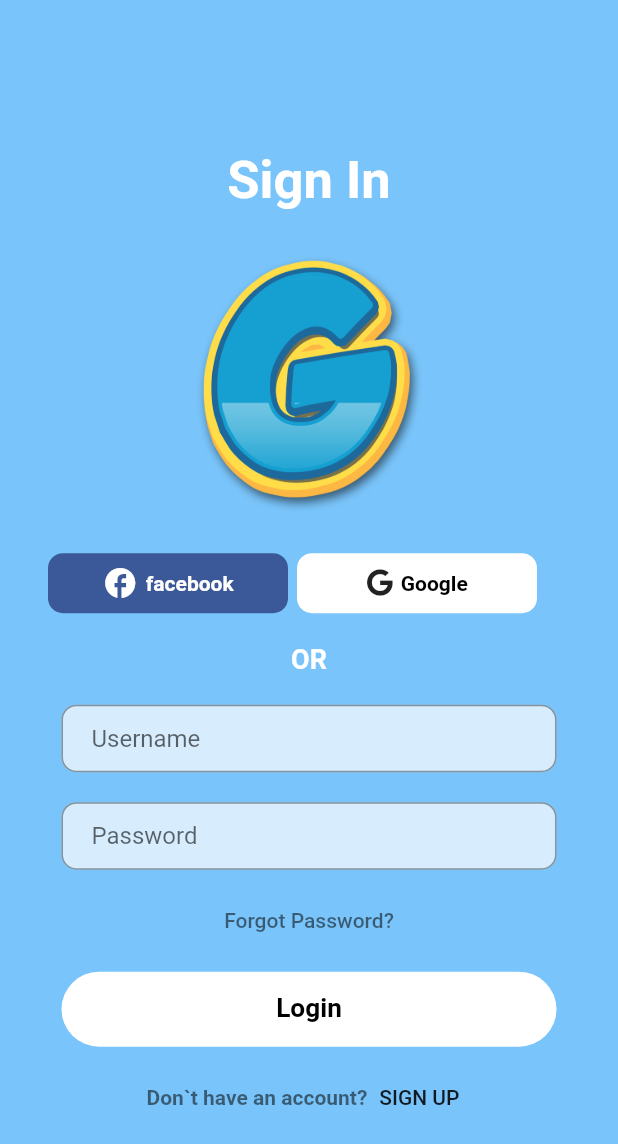
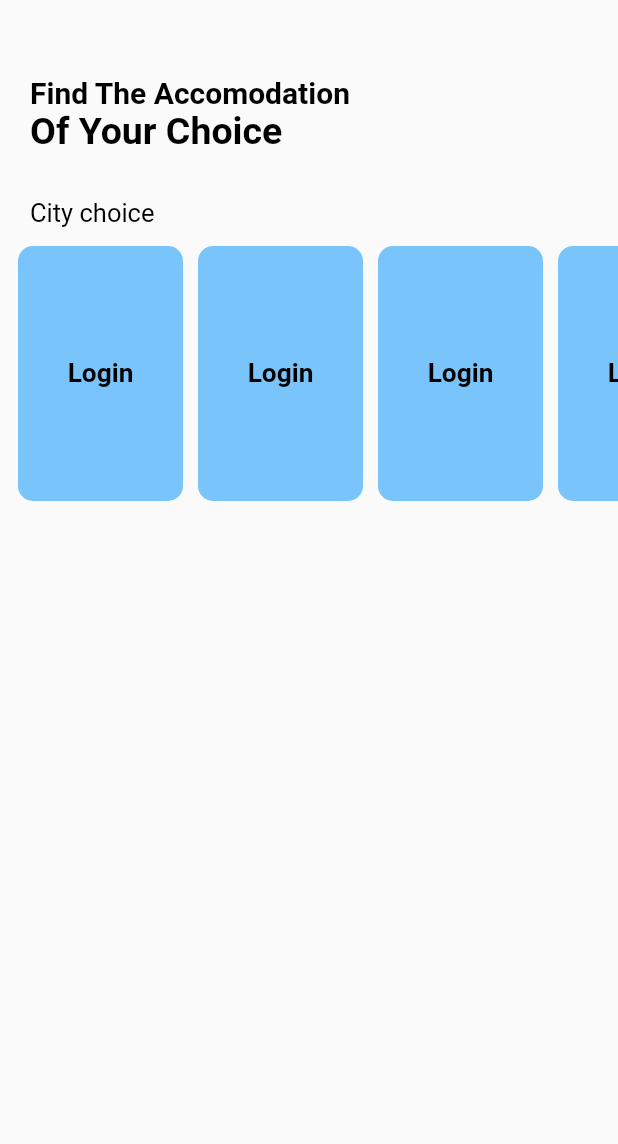
Before and after one commit to al-chakim/TaMob, a Flutter app: the login screen opened directly, after a tap on "Login", on a phone screen of 412 x 824 dp. Shown: the top 1144 px of the screen. Run offline on Flutter 3.47's test engine with Material 2 defaults, Android fonts, the phone set to English and light mode, and no system bars.

Commit message:
bingung euy

```diff
--- /dev/null
+++ b/golodors/lib/home.dart
@@ -0,0 +1,199 @@
+import 'package:flutter/material.dart';
+import 'package:golodors/color.dart';
+
+class Home extends StatefulWidget {
+  const Home({Key? key}) : super(key: key);
+
+  @override
+  State<Home> createState() => _HomeState();
+}
+
+class _HomeState extends State<Home> {
+  @override
+  Widget build(BuildContext context) {
+    return Scaffold(
+      body: Column(
+        children: [
+          SizedBox(
+            height: 50,
+          ),
+          Padding(
+            padding: const EdgeInsets.only(left: 20),
+            child: Row(
+              children: [
+                Column(
+                  crossAxisAlignment: CrossAxisAlignment.start,
+                  children: [
+                    Text(
+                      'Find The Accomodation',
+                      style: huruf2.copyWith(fontSize: 20),
+                    ),
+                    Text('Of Your Choice',
+                        style: huruf2.copyWith(fontSize: 25)),
+                    SizedBox(
+                      height: 30,
+                    ),
+                    Text(
+                      'City choice',
+                      style: huruf2.copyWith(
+                        fontSize: 17,
+                        fontWeight: FontWeight.w400
+                      ),
+                    )
+                  ],
+                ),
+              ],
+            ),
+          ),
+          SingleChildScrollView(
+            scrollDirection: Axis.horizontal,
+            padding: EdgeInsets.all(12),
+            child: Row(
+              children: [
+                Container(
+                  height: 170,
+                  width: 110,
+                  padding: EdgeInsets.only(left: 0, top: 0),
+                  //margin:
+                      // EdgeInsets.only(right: 20, left: 20, top: 10, bottom: 10),
+                  decoration: BoxDecoration(
+                      borderRadius: BorderRadius.circular(10), color: satu),
+                  child: Material(
+                    color: Colors.transparent,
+                    child: InkWell(
+                      onTap: () {
+                        // Navigator.push(
+                        //   context, MaterialPageRoute(
+                        //     builder: (context) => Home()
+                        //   )
+                        // );
+                      },
+                      child: Center(
+                        child: Text(
+                          'Login',
+                          style: huruf1.copyWith(fontSize: 17.5, color: empat),
+                        ),
+                      ),
+                    ),
+                  ),
+                ),
+                SizedBox(width: 10,),
+                Container(
+                  height: 170,
+                  width: 110,
+                  padding: EdgeInsets.only(left: 0, top: 0),
+                  //margin:
+                      // EdgeInsets.only(right: 20, left: 20, top: 10, bottom: 10),
+                  decoration: BoxDecoration(
+                      borderRadius: BorderRadius.circular(10), color: satu),
+                  child: Material(
+                    color: Colors.transparent,
+                    child: InkWell(
+                      onTap: () {
+                        // Navigator.push(
+                        //   context, MaterialPageRoute(
+                        //     builder: (context) => Home()
+                        //   )
+                        // );
+                      },
+                      child: Center(
+                        child: Text(
+                          'Login',
+                          style: huruf1.copyWith(fontSize: 17.5, color: empat),
+                        ),
+                      ),
+                    ),
+                  ),
+                ),
+                SizedBox(width: 10,),
+                Container(
+                  height: 170,
+                  width: 110,
+                  padding: EdgeInsets.only(left: 0, top: 0),
+                  //margin:
+                      // EdgeInsets.only(right: 20, left: 20, top: 10, bottom: 10),
+                  decoration: BoxDecoration(
+                      borderRadius: BorderRadius.circular(10), color: satu),
+                  child: Material(
+                    color: Colors.transparent,
+                    child: InkWell(
+                      onTap: () {
+                        // Navigator.push(
+                        //   context, MaterialPageRoute(
+                        //     builder: (context) => Home()
+                        //   )
+                        // );
+                      },
+                      child: Center(
+                        child: Text(
+                          'Login',
+                          style: huruf1.copyWith(fontSize: 17.5, color: empat),
+                        ),
+                      ),
+                    ),
+                  ),
+                ),
+                SizedBox(width: 10,),
+                Container(
+                  height: 170,
+                  width: 110,
+                  padding: EdgeInsets.only(left: 0, top: 0),
+                  //margin:
+                      // EdgeInsets.only(right: 20, left: 20, top: 10, bottom: 10),
+                  decoration: BoxDecoration(
+                      borderRadius: BorderRadius.circular(10), color: satu),
+                  child: Material(
+                    color: Colors.transparent,
+                    child: InkWell(
+                      onTap: () {
+                        // Navigator.push(
+                        //   context, MaterialPageRoute(
+                        //     builder: (context) => Home()
+                        //   )
+                        // );
+                      },
+                      child: Center(
+                        child: Text(
+                          'Login',
+                          style: huruf1.copyWith(fontSize: 17.5, color: empat),
+                        ),
+                      ),
+                    ),
+                  ),
+                ),
+                SizedBox(width: 10,),
+                Container(
+                  height: 170,
+                  width: 110,
+                  padding: EdgeInsets.only(left: 0, top: 0),
+                  //margin:
+                      // EdgeInsets.only(right: 20, left: 20, top: 10, bottom: 10),
+                  decoration: BoxDecoration(
+                      borderRadius: BorderRadius.circular(10), color: satu),
+                  child: Material(
+                    color: Colors.transparent,
+                    child: InkWell(
+                      onTap: () {
+                        // Navigator.push(
+                        //   context, MaterialPageRoute(
+                        //     builder: (context) => Home()
+                        //   )
+                        // );
+                      },
+                      child: Center(
+                        child: Text(
+                          'Login',
+                          style: huruf1.copyWith(fontSize: 17.5, color: empat),
+                        ),
+                      ),
+                    ),
+                  ),
+                ),
+              ],
+            ),
+          )
+        ],
+      ),
+    );
+  }
+}
--- a/golodors/lib/masuk.dart
+++ b/golodors/lib/masuk.dart
@@ -1,5 +1,6 @@
 import 'package:flutter/material.dart';
 import 'package:golodors/color.dart';
+import 'package:golodors/home.dart';
 import 'package:golodors/icon/ikon_icons.dart';
 
 class login extends StatefulWidget {
@@ -211,7 +212,13 @@ class _loginState extends State<login> {
                   child: Material(
                     color: Colors.transparent,
                     child: InkWell(
-                      onTap: () {},
+                      onTap: () {
+                        Navigator.push(
+                          context, MaterialPageRoute(
+                            builder: (context) => Home()
+                          )
+                        );
+                      },
                       child: Center(
                         child: Text(
                           'Login',
@@ -238,7 +245,8 @@ class _loginState extends State<login> {
                         style: huruf2.copyWith(
                           fontWeight: FontWeight.w500,
                           color: Colors.black87),
-                        ))
+                      )
+                    )
                   ],
                 )
               ],
```
Lines whose indentation alone changed are shown as unchanged.
